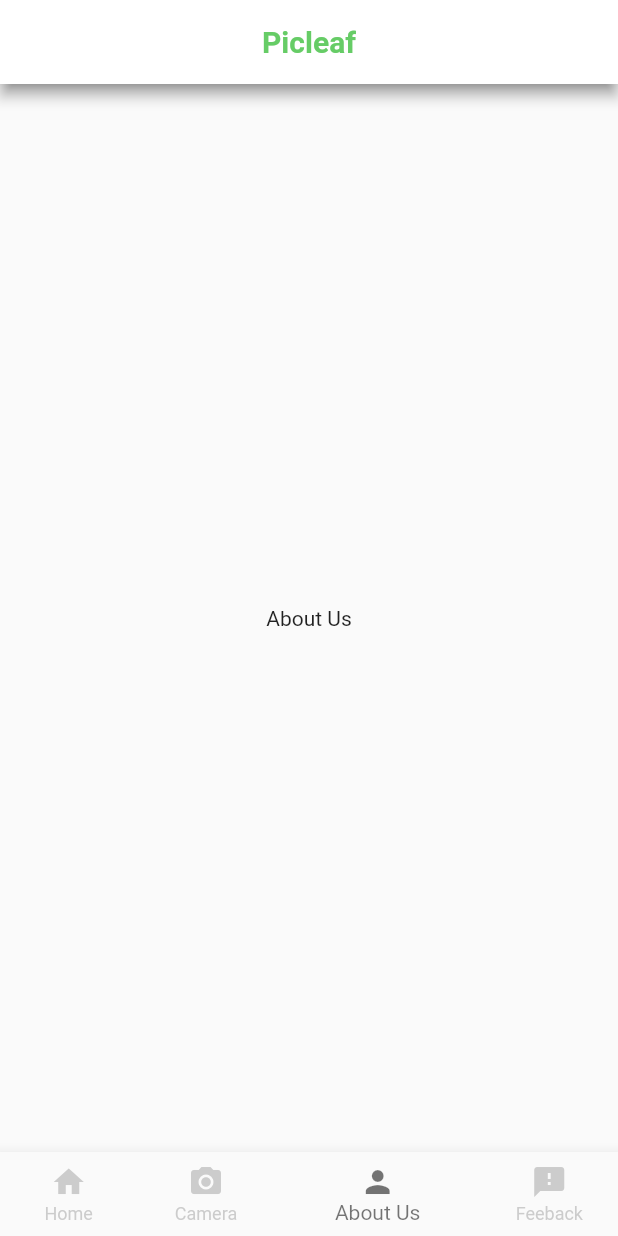
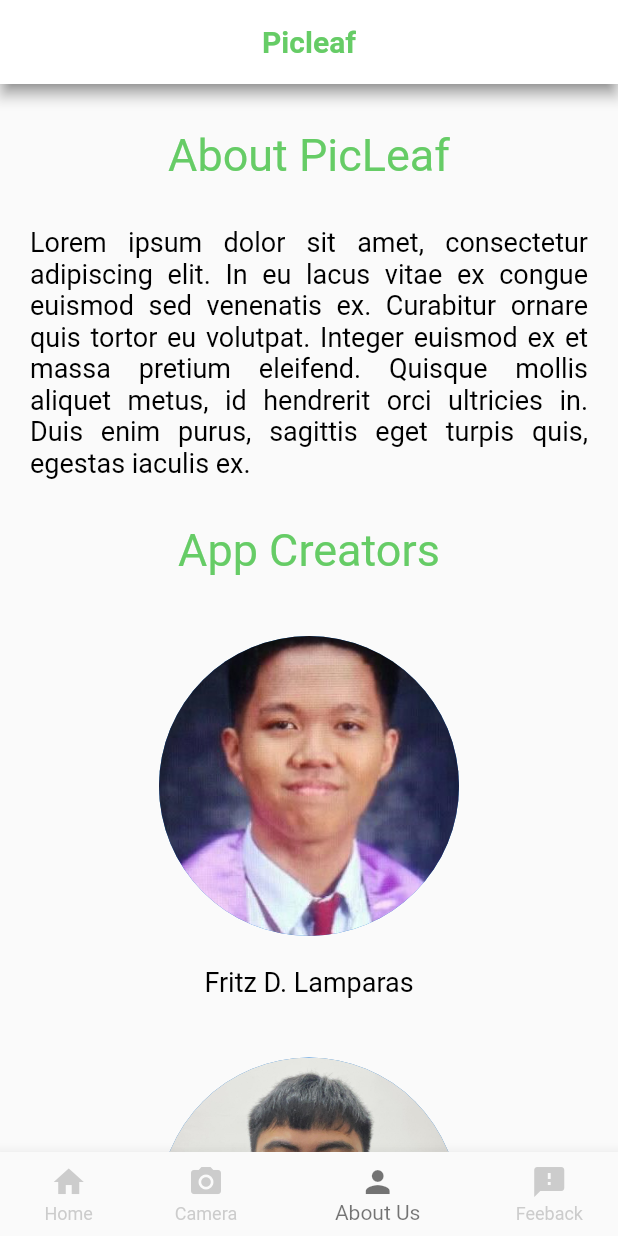
Before and after one commit to Checkerface230/picleaf_flutter, a Flutter app: the screen it shows after launch, item 3 of the bottom bar chosen, on a phone screen of 412 x 824 dp. Run offline on Flutter 3.47's test engine with Material 2 defaults, Android fonts, the phone set to English and light mode, and no system bars; Roboto replaces fonts that are missing (RobotoBold).

Commit message:
Completed About Us Page. Used font style Roboto.

```diff
--- a/lib/nav_pages/aboutUs.dart
+++ b/lib/nav_pages/aboutUs.dart
@@ -20,9 +20,114 @@
           backgroundColor: Colors.white,
           shadowColor: Color.fromARGB(255, 95, 94, 94),
         ),
-      body: Center(
-        child: Text("About Us"),
+        body: SingleChildScrollView(
+          child: Column(
+            children: <Widget>[
+              const SizedBox(
+                height: 10,
               ),
-    ); //container
+              Container(
+                padding: const EdgeInsets.fromLTRB(20, 20, 20, 10),
+                child: const Text(
+                  'About PicLeaf',
+                  style: TextStyle(
+                      fontSize: 30,
+                      fontFamily: 'RobotoBold',
+                      color: Color.fromRGBO(102, 204, 102, 100)),
+                  textAlign: TextAlign.center,
+                ),
+              ),
+              const SizedBox(
+                height: 10,
+              ),
+              Container(
+                padding: const EdgeInsets.fromLTRB(20, 10, 20, 10),
+                child: const Text(
+                  'Lorem ipsum dolor sit amet, consectetur adipiscing elit. In eu lacus vitae ex congue euismod sed venenatis ex. Curabitur ornare quis tortor eu volutpat. Integer euismod ex et massa pretium eleifend. Quisque mollis aliquet metus, id hendrerit orci ultricies in. Duis enim purus, sagittis eget turpis quis, egestas iaculis ex.',
+                  style: TextStyle(
+                      fontSize: 18,
+                      fontFamily: 'RobotoBold',
+                      color: Color.fromRGBO(0, 0, 0, 100)),
+                  textAlign: TextAlign.justify,
+                ),
+              ),
+              const SizedBox(
+                height: 10,
+              ),
+              Container(
+                padding: const EdgeInsets.fromLTRB(20, 10, 20, 10),
+                child: const Text('App Creators',
+                    style: TextStyle(
+                        fontSize: 30,
+                        fontFamily: 'RobotoBold',
+                        color: Color.fromRGBO(102, 204, 102, 100)),
+                    textAlign: TextAlign.center),
+              ),
+              const SizedBox(
+                height: 30,
+              ),
+              CircleAvatar(
+                backgroundImage: AssetImage('assets/images/Fritz_pic.png'),
+                radius: 100,
+              ),
+              const SizedBox(
+                height: 10,
+              ),
+              Container(
+                padding: const EdgeInsets.fromLTRB(20, 10, 20, 10),
+                child: const Text(
+                  'Fritz D. Lamparas',
+                  style: TextStyle(
+                      fontSize: 18,
+                      fontFamily: 'RobotoBold',
+                      color: Color.fromRGBO(0, 0, 0, 100)),
+                  textAlign: TextAlign.justify,
+                ),
+              ),
+              const SizedBox(
+                height: 30,
+              ),
+              CircleAvatar(
+                backgroundImage: AssetImage('assets/images/JC_pic.png'),
+                radius: 100,
+              ),
+              const SizedBox(
+                height: 10,
+              ),
+              Container(
+                padding: const EdgeInsets.fromLTRB(20, 10, 20, 10),
+                child: const Text(
+                  'John Carlo P. Hermosa',
+                  style: TextStyle(
+                      fontSize: 18,
+                      fontFamily: 'RobotoBold',
+                      color: Color.fromRGBO(0, 0, 0, 100)),
+                  textAlign: TextAlign.justify,
+                ),
+              ),
+              const SizedBox(
+                height: 30,
+              ),
+              CircleAvatar(
+                backgroundImage: AssetImage('assets/images/Russel_pic.png'),
+                radius: 100,
+              ),
+              const SizedBox(
+                height: 10,
+              ),
+              Container(
+                padding: const EdgeInsets.fromLTRB(20, 10, 20, 10),
+                child: const Text(
+                  'Russel Ivan B. Bataller',
+                  style: TextStyle(
+                      fontSize: 18,
+                      fontFamily: 'RobotoBold',
+                      color: Color.fromRGBO(0, 0, 0, 100)),
+                  textAlign: TextAlign.justify,
+                ),
+              ),
+            ],
+          ),
+        ));
   }
 }
```
Also changed, not shown: pubspec.yaml (+7 -6 lines), assets/fonts/Roboto-Bold.ttf (added), assets/images/Fritz_pic.png (added), assets/images/JC_pic.png (added), assets/images/Russel_pic.png (added). Lines whose indentation alone changed are shown as unchanged.
